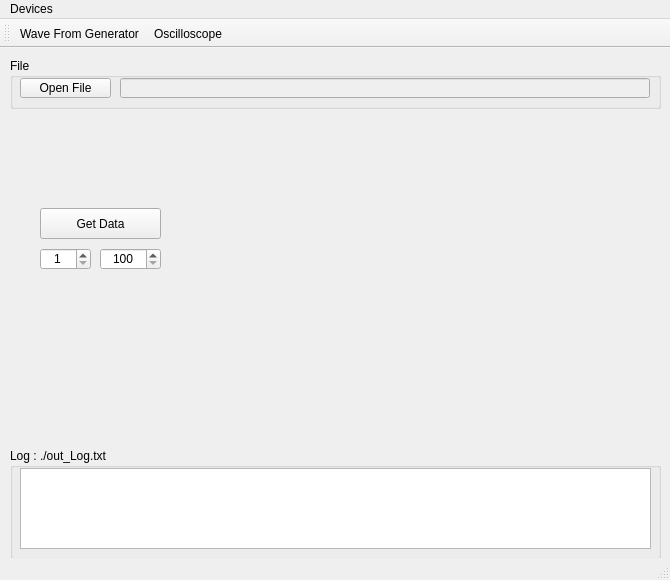
Old version of the form mainwindow.ui in the repository TripletESR/DAQ_GUI.
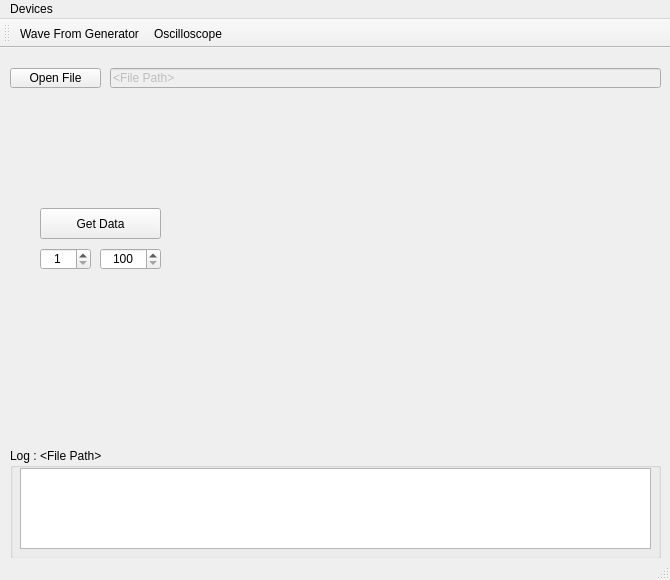
New version of the form. Custom widgets are drawn as their Qt base class.

```diff
--- a/mainwindow.ui
+++ b/mainwindow.ui
@@ -24,7 +24,7 @@
     <property name="geometry">
      <rect>
       <x>220</x>
-      <y>70</y>
+      <y>50</y>
       <width>441</width>
       <height>331</height>
      </rect>
@@ -40,7 +40,7 @@
      </rect>
     </property>
     <property name="title">
-     <string>Log : ./out_Log.txt</string>
+     <string>Log : &lt;File Path&gt;</string>
     </property>
     <widget class="QPlainTextEdit" name="plainTextEdit">
      <property name="geometry">
@@ -116,18 +116,6 @@
      <number>1</number>
     </property>
    </widget>
-   <widget class="QGroupBox" name="groupBox_file">
-    <property name="geometry">
-     <rect>
-      <x>10</x>
-      <y>10</y>
-      <width>651</width>
-      <height>51</height>
-     </rect>
-    </property>
-    <property name="title">
-     <string>File</string>
-    </property>
     <widget class="QLineEdit" name="lineEdit_FileName">
      <property name="enabled">
       <bool>false</bool>
@@ -136,10 +124,16 @@
       <rect>
        <x>110</x>
        <y>20</y>
-       <width>530</width>
+      <width>551</width>
        <height>20</height>
       </rect>
      </property>
+    <property name="inputMask">
+     <string/>
+    </property>
+    <property name="text">
+     <string>&lt;File Path&gt;</string>
+    </property>
     </widget>
     <widget class="QPushButton" name="pushButton_openFile">
      <property name="geometry">
@@ -153,7 +147,6 @@
      <property name="text">
       <string>Open File</string>
      </property>
-    </widget>
    </widget>
   </widget>
   <widget class="QMenuBar" name="menuBar">
```
Left out of the diff: 2 changed lines with no effect on the pictures. Lines whose indentation alone changed are shown as unchanged.
